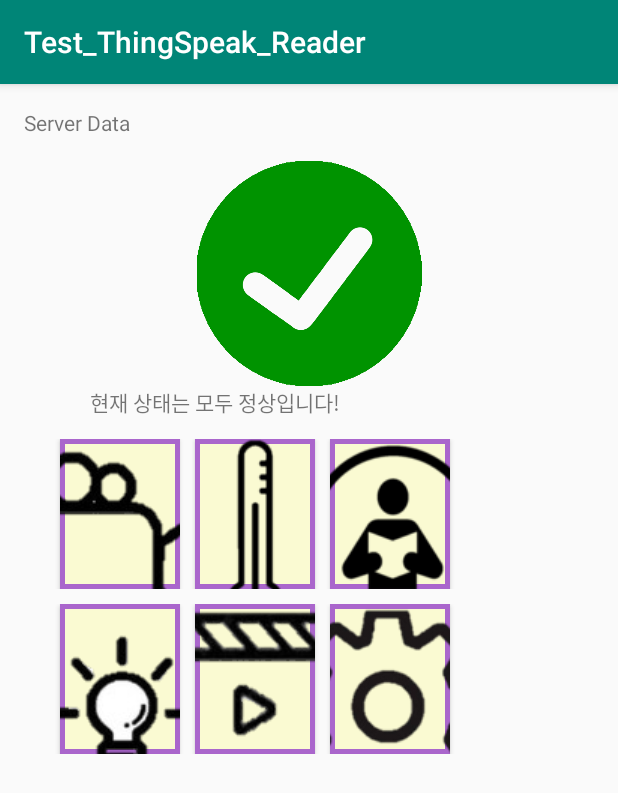
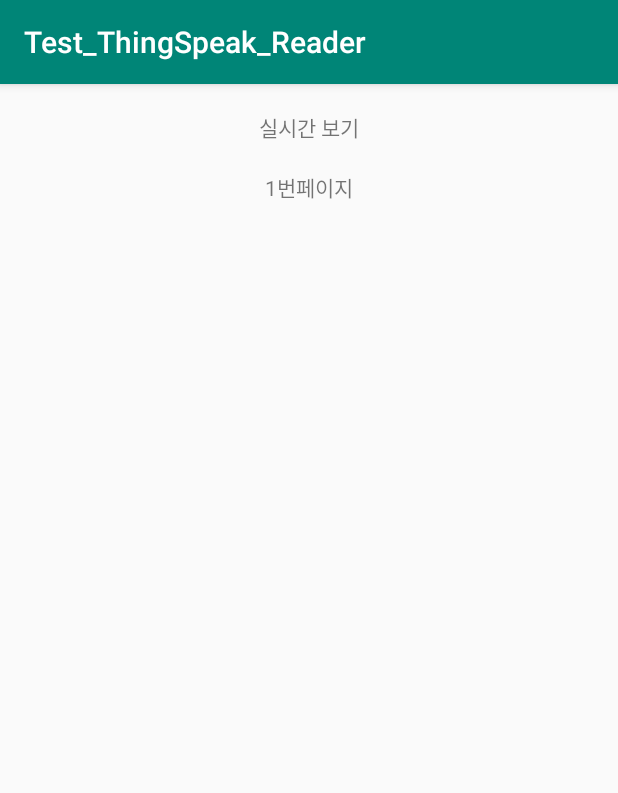
Before and after one commit to cathy192/IOTFire_project, an Android app: the screen it shows after launch (MainActivity before the commit, subActivity1 after it), after a tap on "실시간보기", on a phone screen of 412 x 824 dp. Shown: the top 793 px of the screen. Run offline under Robolectric (Android 15) with nearby library versions, the phone set to English and light mode, and no system bars; our stand-ins replace Volley; network calls fail.

Commit message:
fixed mainActivity and subActivity1

```diff
--- a/app/src/main/AndroidManifest.xml
+++ b/app/src/main/AndroidManifest.xml
@@ -18,6 +18,13 @@
                 <category android:name="android.intent.category.LAUNCHER" />
             </intent-filter>
         </activity>
+        <activity android:name=".subActivity1"></activity>
+        <activity android:name=".subActivity2"></activity>
+        <activity android:name=".subActivity3"></activity>
+        <activity android:name=".subActivity4"></activity>
+        <activity android:name=".subActivity5"></activity>
+        <activity android:name=".subActivity6"></activity>
+
     </application>
 
 </manifest>
--- a/app/src/main/java/com/example/myapplication/MainActivity.java
+++ b/app/src/main/java/com/example/myapplication/MainActivity.java
@@ -40,24 +40,14 @@
     protected void onCreate(Bundle savedInstanceState) {
         super.onCreate(savedInstanceState);
         setContentView(R.layout.activity_main);
-        JsonConnection jsonConnection=new JsonConnection();
-
-        TextView dataTxt = findViewById(R.id.textView);
-        getJsonData(dataTxt);
+        JsonConnection jsonConnection = new JsonConnection();
 
         this.InitializeView();
         this.SetListener();
-        if(
-                ((subActivity2)mcontext).stateFunction()=="yellow")
-        {
-            this.showNoti();}
-    }
-
-    //Json데이터 가져옴
-    public void getJsonData(TextView dataTxt){
-        JsonConnection jsonConnection=new JsonConnection();
-        JsonObjectRequest objectRequest = jsonConnection.fetchData(dataTxt);
-        MySingleton.getInstance(MainActivity.this).addToRequestQueue(objectRequest);
+        if (
+                ((subActivity2) mcontext).stateFunction() == "yellow") {
+            this.showNoti();
+        }
     }
 
     public void InitializeView() {
@@ -102,8 +92,6 @@
                 Toast.makeText(getApplicationContext(), "버튼 테스트", Toast.LENGTH_LONG).show();
                 Intent intent = new Intent(
                         getApplicationContext(), subActivity1.class);
-
-
                 startActivity(intent);
             }
         });
@@ -115,8 +103,6 @@
                 //   Toast.makeText(getApplicationContext(),"버튼 테스트",Toast.LENGTH_LONG).show();
                 Intent intent2 = new Intent(getApplicationContext(), subActivity2.class);
                 startActivity(intent2);
-
-
 
             }
         });
--- a/app/src/main/java/com/example/myapplication/subActivity1.java
+++ b/app/src/main/java/com/example/myapplication/subActivity1.java
@@ -3,6 +3,9 @@
 import android.os.Bundle;
 
 import android.support.v7.app.AppCompatActivity;
+import android.widget.TextView;
+
+import com.android.volley.toolbox.JsonObjectRequest;
 
 public class subActivity1 extends AppCompatActivity {
 
@@ -10,5 +13,14 @@
     protected void onCreate(Bundle savedInstanceState) {
         super.onCreate(savedInstanceState);
         setContentView(R.layout.activity_sub1);
+
+        TextView dataTxt = findViewById(R.id.textView);
+        getJsonData(dataTxt);
+    }
+    //Json데이터 가져옴
+    public void getJsonData(TextView dataTxt){
+        JsonConnection jsonConnection=new JsonConnection();
+        JsonObjectRequest objectRequest = jsonConnection.fetchData(dataTxt);
+        MySingleton.getInstance(subActivity1.this).addToRequestQueue(objectRequest);
     }
 }
--- a/app/src/main/res/layout/activity_main.xml
+++ b/app/src/main/res/layout/activity_main.xml
@@ -11,21 +11,6 @@
         android:layout_width="match_parent"
         android:layout_height="match_parent"
         android:orientation="vertical">
-    <TextView
-        android:id="@+id/textView"
-        android:layout_width="wrap_content"
-        android:layout_height="wrap_content"
-        android:layout_marginBottom="16dp"
-        android:layout_marginEnd="16dp"
-        android:layout_marginStart="16dp"
-        android:layout_marginTop="16dp"
-        android:text="@string/dataBox"
-        app:layout_constraintBottom_toBottomOf="parent"
-        app:layout_constraintEnd_toEndOf="parent"
-        app:layout_constraintStart_toStartOf="parent"
-        app:layout_constraintTop_toTopOf="parent"
-        tools:text="@string/dataBox" />
-
 
 
         <ImageView
@@ -33,17 +18,20 @@
         android:layout_width="match_parent"
         android:layout_height="150dp"
         app:srcCompat="@drawable/check" />
+
         <TextView
             android:id="@+id/stateText"
             android:layout_width="match_parent"
+            android:layout_height="wrap_content"
+            android:layout_gravity="center_horizontal"
             android:layout_marginLeft="40dp"
-        android:layout_height="35dp"
-        android:layout_gravity="center_horizontal"
             android:text="현재 상태는 모두 정상입니다!" />
+
         <LinearLayout
             android:layout_width="match_parent"
             android:layout_height="wrap_content"
 
+            android:gravity="center"
             android:orientation="horizontal">
 
 
@@ -52,10 +40,10 @@
                 android:layout_width="80dp"
                 android:layout_height="100dp"
                 android:layout_marginLeft="40dp"
+                android:adjustViewBounds="true"
                 android:background="@drawable/btn_bg"
-            android:adjustViewBounds="true"
+                android:drawableTop="@drawable/cam2"
                 android:scaleType="fitCenter"
-            android:drawableTop="@drawable/cam2"
                 android:text="실시간보기" />
 
             <Button
@@ -79,10 +67,12 @@
                 android:drawableTop="@drawable/teach"
                 android:text="교육하기" />
         </LinearLayout>
+
         <LinearLayout
             android:layout_width="match_parent"
             android:layout_height="wrap_content"
             android:layout_marginTop="10dp"
+            android:gravity="center"
             android:orientation="horizontal">
 
             <Button
--- a/app/src/main/res/layout/activity_sub1.xml
+++ b/app/src/main/res/layout/activity_sub1.xml
@@ -10,7 +10,16 @@
         android:id="@+id/test"
         android:layout_width="match_parent"
         android:layout_height="58dp"
-        android:text="1번페이지"/>
+        android:gravity="center"
+        android:text="실시간 보기" />
+
+    <TextView
+
+        android:id="@+id/textView"
+        android:layout_width="match_parent"
+        android:layout_height="wrap_content"
+        android:gravity="center_horizontal"
+        android:text="1번페이지" />
 
 
 </LinearLayout>
```
Lines whose indentation alone changed are shown as unchanged.
